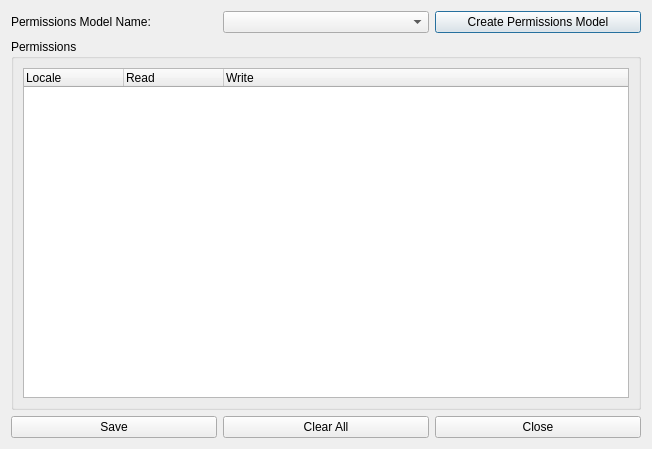
First picture: the form in UserTools/profile_editor.ui, repository dsgoficial/DsgTools, before the edit.
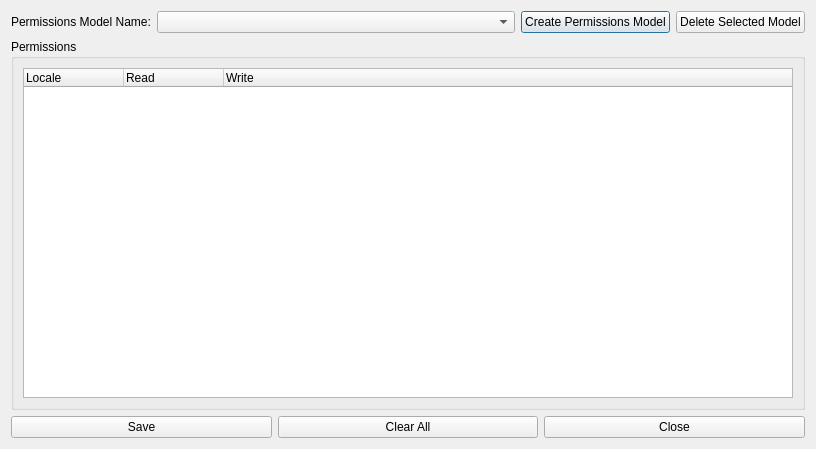
Second picture: the form after the edit.

```diff
--- a/UserTools/profile_editor.ui
+++ b/UserTools/profile_editor.ui
@@ -6,7 +6,7 @@
    <rect>
     <x>0</x>
     <y>0</y>
-    <width>652</width>
+    <width>816</width>
     <height>449</height>
    </rect>
   </property>
@@ -25,6 +25,12 @@
      </item>
      <item>
       <widget class="QComboBox" name="jsonCombo">
+       <property name="sizePolicy">
+        <sizepolicy hsizetype="MinimumExpanding" vsizetype="Fixed">
+         <horstretch>0</horstretch>
+         <verstretch>0</verstretch>
+        </sizepolicy>
+       </property>
        <property name="editable">
         <bool>false</bool>
        </property>
@@ -40,6 +46,13 @@
        </property>
       </widget>
      </item>
+     <item>
+      <widget class="QPushButton" name="deletePushButton">
+       <property name="text">
+        <string>Delete Selected Model</string>
+       </property>
+      </widget>
+     </item>
     </layout>
    </item>
    <item row="1" column="0">
```
